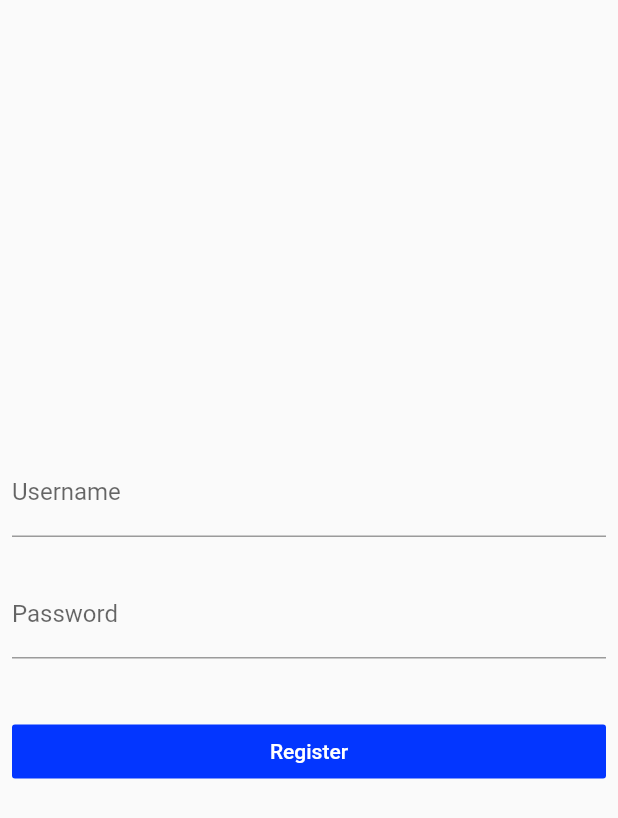
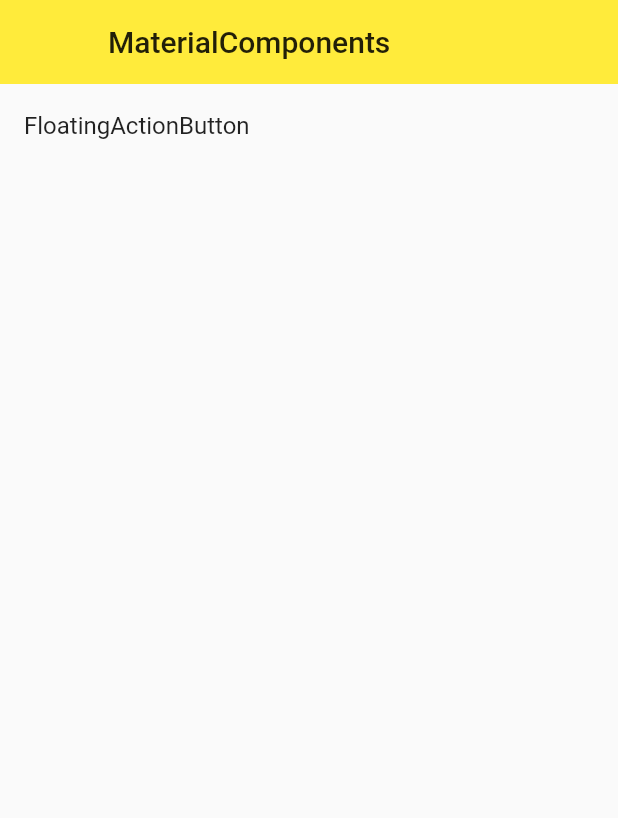
Before and after one commit to GuchaoGit/flutter_app, a Flutter app: the screen it shows after launch, on a phone screen of 412 x 824 dp. Shown: the top 818 px of the screen. Run offline on Flutter 3.47's test engine with Material 2 defaults, Android fonts, the phone set to English and light mode, and no system bars; missing offline and left inert: flutter_webview_plugin.

Commit message:
FloatingActionButton 使用

```diff
--- /dev/null
+++ b/lib/demo/material_components.dart
@@ -0,0 +1,72 @@
+import 'package:flutter/material.dart';
+
+class MaterialComponents extends StatelessWidget {
+  @override
+  Widget build(BuildContext context) {
+    return Scaffold(
+      appBar: AppBar(
+        leading: Icon(null),
+        title: Text('MaterialComponents'),
+        elevation: 0.0,
+      ),
+      body: ListView(
+        children: <Widget>[
+          ListItem(
+              title: 'FloatingActionButton', page: FloatingActionButtonDemo()),
+        ],
+      ),
+    );
+  }
+}
+
+class FloatingActionButtonDemo extends StatelessWidget {
+  @override
+  Widget build(BuildContext context) {
+    final Widget _floatingActionButton = FloatingActionButton(
+      onPressed: () {},
+      child: Icon(Icons.add),
+      elevation: 0.0,
+      backgroundColor: Colors.black54,
+      //按钮颜色
+      shape: BeveledRectangleBorder(
+        //改变悬浮按钮的形状为正方形
+        borderRadius: BorderRadius.circular(30.0), //菱形
+      ),
+    );
+
+    final Widget _floatingActionButtonExtended = FloatingActionButton.extended(
+      onPressed: () {},
+      icon: Icon(Icons.add),
+      elevation: 0.0,
+      label: Text('add'),
+    );
+    return Scaffold(
+      appBar: AppBar(
+        title: Text('FloatingActionButton'),
+        elevation: 0.0,
+      ),
+      floatingActionButton: _floatingActionButtonExtended,
+    );
+  }
+}
+
+//ListView item 封装
+class ListItem extends StatelessWidget {
+  final String title;
+  final Widget page;
+
+  ListItem({this.title, this.page});
+
+  @override
+  Widget build(BuildContext context) {
+    return ListTile(
+      title: Text(title),
+      onTap: () {
+        Navigator.of(context)
+            .push(MaterialPageRoute(builder: (BuildContext context) {
+          return page;
+        }));
+      },
+    );
+  }
+}
--- a/lib/main.dart
+++ b/lib/main.dart
@@ -6,6 +6,7 @@ import 'demo/drawer_demo.dart';
 import 'demo/form_demo.dart';
 import 'demo/layout_demo.dart';
 import 'demo/listview_demo.dart';
+import 'demo/material_components.dart';
 import 'demo/navigator_demo.dart';
 import 'demo/sliver_demo.dart';
 
@@ -17,12 +18,13 @@ class App extends StatelessWidget {
     return MaterialApp(
       debugShowCheckedModeBanner: false,
 //      home: NavigatorDemo(),
-      initialRoute: '/form',
+      initialRoute: '/mdc',
       routes: {
         '/': (context) => NavigatorDemo(),
         '/about': (context) => Page("About"),
         '/home': (context) => Home(),
         '/form': (context) => FormDemo(),
+        '/mdc': (context) => MaterialComponents(),
       },
       theme: ThemeData(
         primarySwatch: Colors.yellow,
```
Also changed, not shown: 1 other file.
